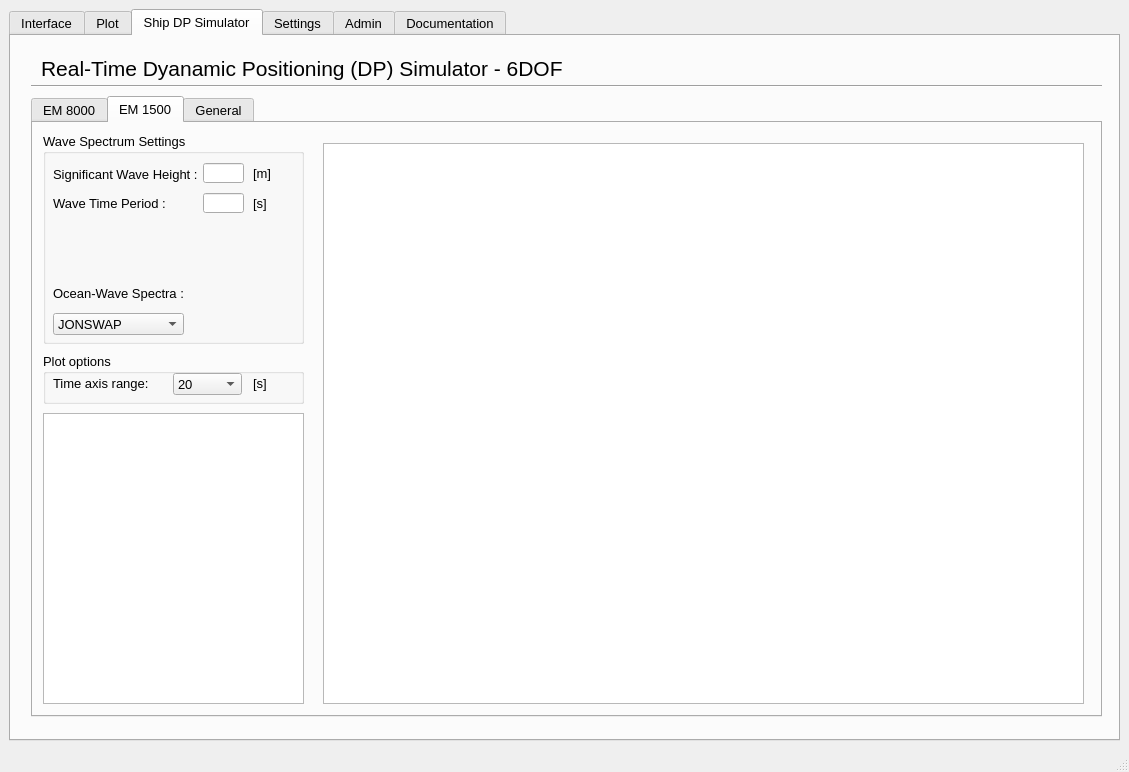
Qt form hmi/src/gui.ui (sondretordal/motion-lab) before a commit.
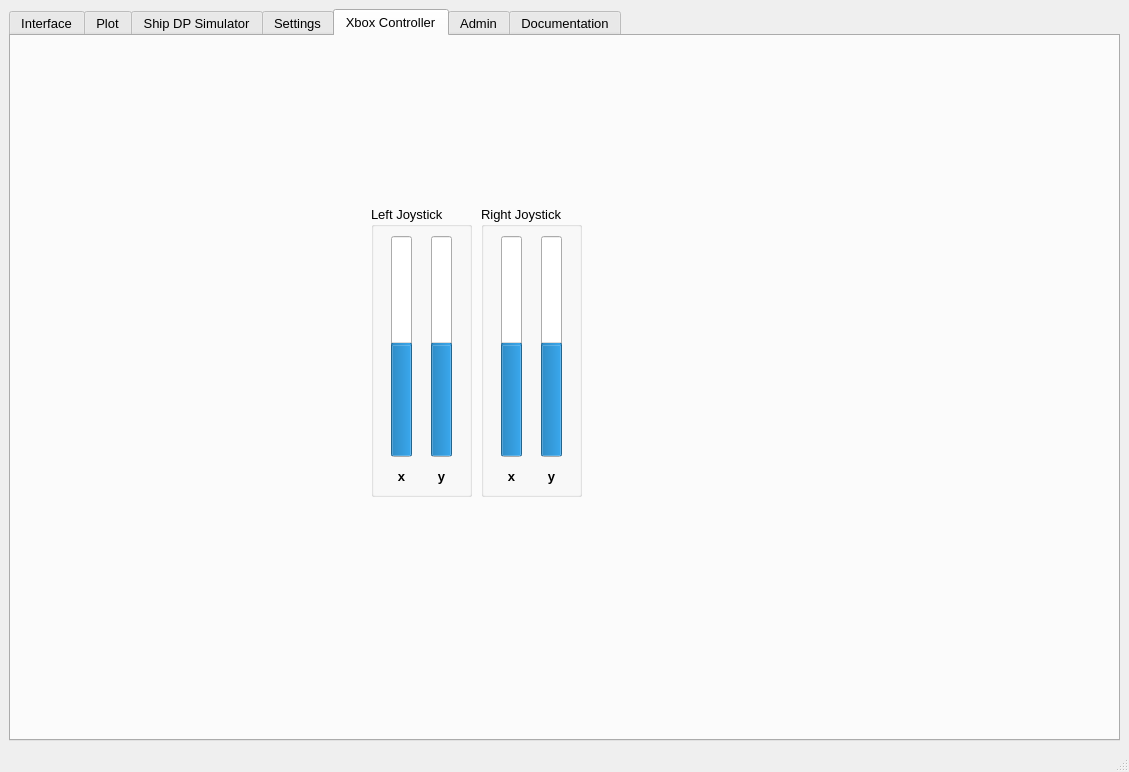
The same form after that commit. Custom widgets are drawn as their Qt base class.

Commit message: Added initial xbox controller tab and exception when ads connection is not available.

Diff of the .ui file:
```diff
--- a/hmi/src/gui.ui
+++ b/hmi/src/gui.ui
@@ -38,7 +38,7 @@
        <enum>QTabWidget::Rounded</enum>
       </property>
       <property name="currentIndex">
-       <number>2</number>
+       <number>4</number>
       </property>
       <widget class="QWidget" name="tab_interface">
        <attribute name="title">
@@ -4928,6 +4928,225 @@
         </widget>
        </widget>
       </widget>
+      <widget class="QWidget" name="tab_9">
+       <attribute name="title">
+        <string>Xbox Controller</string>
+       </attribute>
+       <widget class="QGroupBox" name="groupBox_14">
+        <property name="geometry">
+         <rect>
+          <x>360</x>
+          <y>170</y>
+          <width>101</width>
+          <height>291</height>
+         </rect>
+        </property>
+        <property name="title">
+         <string>Left Joystick</string>
+        </property>
+        <widget class="QProgressBar" name="XboxJoystickLeft_x">
+         <property name="geometry">
+          <rect>
+           <x>20</x>
+           <y>30</y>
+           <width>21</width>
+           <height>221</height>
+          </rect>
+         </property>
+         <property name="minimum">
+          <number>-100</number>
+         </property>
+         <property name="value">
+          <number>0</number>
+         </property>
+         <property name="orientation">
+          <enum>Qt::Vertical</enum>
+         </property>
+         <property name="invertedAppearance">
+          <bool>false</bool>
+         </property>
+        </widget>
+        <widget class="QProgressBar" name="XboxJoystickLeft_y">
+         <property name="geometry">
+          <rect>
+           <x>60</x>
+           <y>30</y>
+           <width>21</width>
+           <height>221</height>
+          </rect>
+         </property>
+         <property name="minimum">
+          <number>-100</number>
+         </property>
+         <property name="value">
+          <number>0</number>
+         </property>
+         <property name="orientation">
+          <enum>Qt::Vertical</enum>
+         </property>
+         <property name="invertedAppearance">
+          <bool>false</bool>
+         </property>
+        </widget>
+        <widget class="QLabel" name="label_62">
+         <property name="geometry">
+          <rect>
+           <x>60</x>
+           <y>260</y>
+           <width>21</width>
+           <height>21</height>
+          </rect>
+         </property>
+         <property name="font">
+          <font>
+           <weight>75</weight>
+           <bold>true</bold>
+          </font>
+         </property>
+         <property name="layoutDirection">
+          <enum>Qt::LeftToRight</enum>
+         </property>
+         <property name="text">
+          <string>y</string>
+         </property>
+         <property name="alignment">
+          <set>Qt::AlignCenter</set>
+         </property>
+        </widget>
+        <widget class="QLabel" name="label_97">
+         <property name="geometry">
+          <rect>
+           <x>20</x>
+           <y>260</y>
+           <width>21</width>
+           <height>21</height>
+          </rect>
+         </property>
+         <property name="font">
+          <font>
+           <weight>75</weight>
+           <bold>true</bold>
+          </font>
+         </property>
+         <property name="layoutDirection">
+          <enum>Qt::LeftToRight</enum>
+         </property>
+         <property name="text">
+          <string>x</string>
+         </property>
+         <property name="alignment">
+          <set>Qt::AlignCenter</set>
+         </property>
+        </widget>
+       </widget>
+       <widget class="QGroupBox" name="groupBox_16">
+        <property name="geometry">
+         <rect>
+          <x>470</x>
+          <y>170</y>
+          <width>101</width>
+          <height>291</height>
+         </rect>
+        </property>
+        <property name="title">
+         <string>Right Joystick</string>
+        </property>
+        <widget class="QProgressBar" name="XboxJoystickRight_x">
+         <property name="geometry">
+          <rect>
+           <x>20</x>
+           <y>30</y>
+           <width>21</width>
+           <height>221</height>
+          </rect>
+         </property>
+         <property name="minimum">
+          <number>-100</number>
+         </property>
+         <property name="value">
+          <number>0</number>
+         </property>
+         <property name="orientation">
+          <enum>Qt::Vertical</enum>
+         </property>
+         <property name="invertedAppearance">
+          <bool>false</bool>
+         </property>
+        </widget>
+        <widget class="QProgressBar" name="XboxJoystickRight_y">
+         <property name="geometry">
+          <rect>
+           <x>60</x>
+           <y>30</y>
+           <width>21</width>
+           <height>221</height>
+          </rect>
+         </property>
+         <property name="minimum">
+          <number>-100</number>
+         </property>
+         <property name="value">
+          <number>0</number>
+         </property>
+         <property name="orientation">
+          <enum>Qt::Vertical</enum>
+         </property>
+         <property name="invertedAppearance">
+          <bool>false</bool>
+         </property>
+        </widget>
+        <widget class="QLabel" name="label_100">
+         <property name="geometry">
+          <rect>
+           <x>60</x>
+           <y>260</y>
+           <width>21</width>
+           <height>21</height>
+          </rect>
+         </property>
+         <property name="font">
+          <font>
+           <weight>75</weight>
+           <bold>true</bold>
+          </font>
+         </property>
+         <property name="layoutDirection">
+          <enum>Qt::LeftToRight</enum>
+         </property>
+         <property name="text">
+          <string>y</string>
+         </property>
+         <property name="alignment">
+          <set>Qt::AlignCenter</set>
+         </property>
+        </widget>
+        <widget class="QLabel" name="label_101">
+         <property name="geometry">
+          <rect>
+           <x>20</x>
+           <y>260</y>
+           <width>21</width>
+           <height>21</height>
+          </rect>
+         </property>
+         <property name="font">
+          <font>
+           <weight>75</weight>
+           <bold>true</bold>
+          </font>
+         </property>
+         <property name="layoutDirection">
+          <enum>Qt::LeftToRight</enum>
+         </property>
+         <property name="text">
+          <string>x</string>
+         </property>
+         <property name="alignment">
+          <set>Qt::AlignCenter</set>
+         </property>
+        </widget>
+       </widget>
+      </widget>
       <widget class="QWidget" name="tab_admin">
        <attribute name="title">
         <string>Admin</string>
```
The commit also changes 2 other files.
